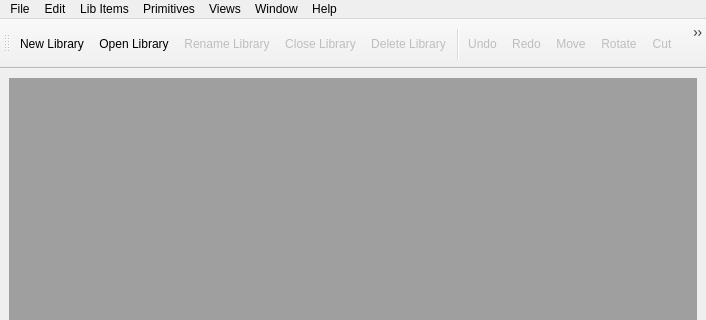
Above: src/ui/libwindow.ui from sonicsmooth/eellamaqt before the change; both pictures show x 0 to 706 and y 0 to 320 of the 706 by 631 pixel window. Below: the same form after it.
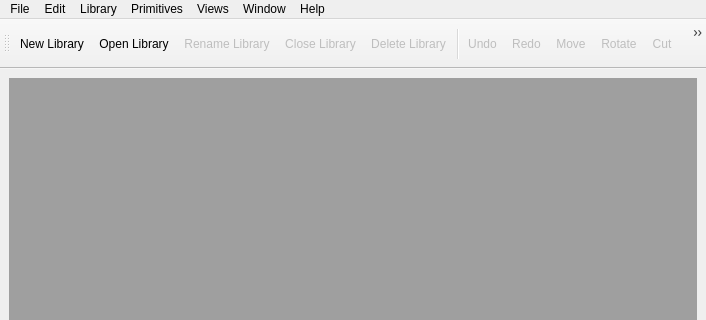
That is the form after the change. Icons and pictures are not drawn.

Diff of the .ui file:
```diff
--- a/src/ui/libwindow.ui
+++ b/src/ui/libwindow.ui
@@ -49,7 +49,7 @@
      <x>0</x>
      <y>0</y>
      <width>706</width>
-     <height>38</height>
+     <height>25</height>
     </rect>
    </property>
    <widget class="QMenu" name="menuLibrarian">
@@ -101,7 +101,7 @@
    </widget>
    <widget class="QMenu" name="menuLibrary">
     <property name="title">
-     <string>Lib Items</string>
+     <string>Library</string>
     </property>
     <addaction name="actionNewShape"/>
     <addaction name="actionInsertShape"/>
```
Left out of the diff: 10 changed lines with no effect on the pictures.
